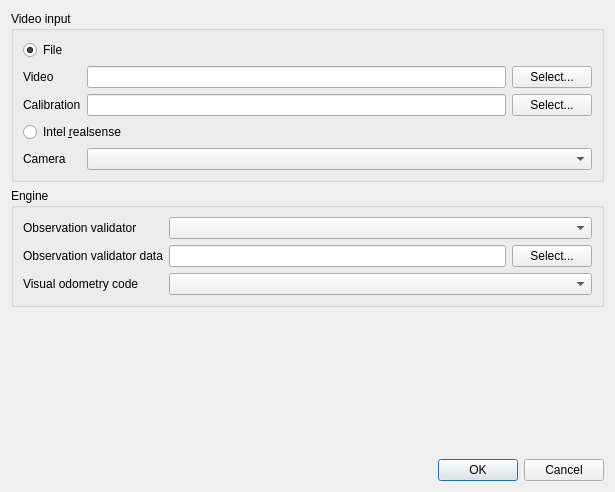
Before: the Qt Designer form src/ui/ConfigDialog.ui in vmartinlac/enguerrand, drawn with Qt 5.
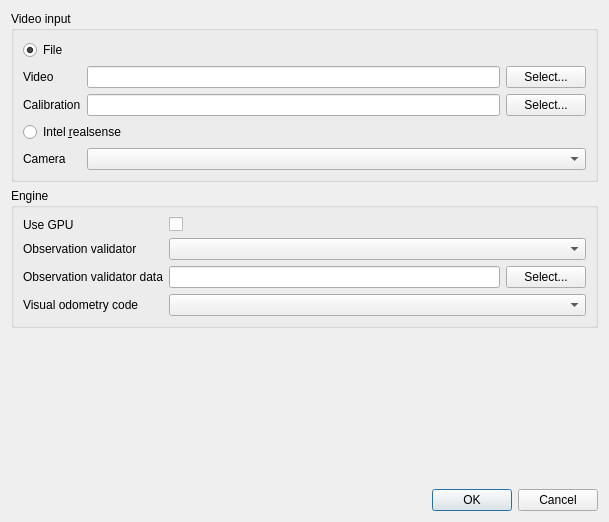
After: the same form once the commit is applied.

What changed in the file:
```diff
--- a/src/ui/ConfigDialog.ui
+++ b/src/ui/ConfigDialog.ui
@@ -6,8 +6,8 @@
    <rect>
     <x>0</x>
     <y>0</y>
-    <width>615</width>
-    <height>492</height>
+    <width>609</width>
+    <height>522</height>
    </rect>
   </property>
   <property name="sizePolicy">
@@ -106,24 +106,24 @@
       <string>Engine</string>
      </property>
      <layout class="QGridLayout" name="gridLayout_2">
-      <item row="1" column="1">
+      <item row="2" column="1">
        <widget class="QLineEdit" name="observation_validator_data"/>
       </item>
-      <item row="3" column="0">
+      <item row="4" column="0">
        <widget class="QLabel" name="visualOdometryLabel">
         <property name="text">
          <string>Visual odometry code</string>
         </property>
        </widget>
       </item>
-      <item row="1" column="2">
+      <item row="2" column="2">
        <widget class="QPushButton" name="histogram_select">
         <property name="text">
          <string>Select...</string>
         </property>
        </widget>
       </item>
-      <item row="3" column="1" colspan="2">
+      <item row="4" column="1" colspan="2">
        <widget class="QComboBox" name="visual_odometry_code">
         <property name="sizePolicy">
          <sizepolicy hsizetype="Expanding" vsizetype="Fixed">
@@ -133,23 +133,37 @@
         </property>
        </widget>
       </item>
-      <item row="1" column="0">
+      <item row="2" column="0">
        <widget class="QLabel" name="label">
         <property name="text">
          <string>Observation validator data</string>
         </property>
        </widget>
       </item>
-      <item row="0" column="0">
+      <item row="1" column="0">
        <widget class="QLabel" name="label_2">
         <property name="text">
          <string>Observation validator</string>
         </property>
        </widget>
       </item>
-      <item row="0" column="1" colspan="2">
+      <item row="1" column="1" colspan="2">
        <widget class="QComboBox" name="observation_validator"/>
       </item>
+      <item row="0" column="0">
+       <widget class="QLabel" name="use_gpu_label">
+        <property name="text">
+         <string>Use GPU</string>
+        </property>
+       </widget>
+      </item>
+      <item row="0" column="1" colspan="2">
+       <widget class="QCheckBox" name="use_gpu">
+        <property name="text">
+         <string/>
+        </property>
+       </widget>
+      </item>
      </layout>
     </widget>
    </item>
```
Left out of the diff: 2 changed lines with no effect on the pictures.
